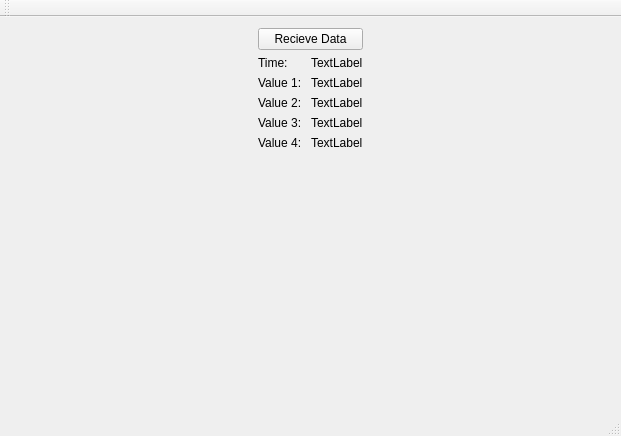
Qt form mainwindow.ui (ArashMassoudieh/QArduino_read) before a commit.
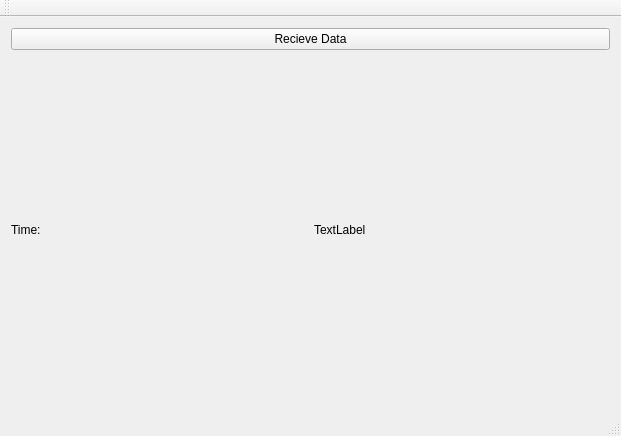
The same form after that commit.

Patch:
```diff
--- a/mainwindow.ui
+++ b/mainwindow.ui
@@ -29,14 +29,13 @@
      </widget>
     </item>
     <item row="1" column="0">
-     <layout class="QVBoxLayout" name="verticalLayout_2">
+     <layout class="QVBoxLayout" name="verticalLayout_2" stretch="1">
       <item>
-       <layout class="QVBoxLayout" name="verticalLayout" stretch="0,0,0,0,0,4">
+       <layout class="QVBoxLayout" name="verticalLayout" stretch="0,4">
         <item>
-         <layout class="QHBoxLayout" name="horizontalLayout_5" stretch="0,0">
-          <property name="sizeConstraint">
-           <enum>QLayout::SetFixedSize</enum>
-          </property>
+         <layout class="QVBoxLayout" name="verticalLayout_4">
+          <item>
+           <layout class="QHBoxLayout" name="horizontalLayout">
           <item>
            <widget class="QLabel" name="label">
             <property name="sizePolicy">
@@ -65,108 +64,10 @@
           </item>
          </layout>
         </item>
-        <item>
-         <layout class="QHBoxLayout" name="horizontalLayout" stretch="0,0">
-          <property name="sizeConstraint">
-           <enum>QLayout::SetFixedSize</enum>
-          </property>
-          <item>
-           <widget class="QLabel" name="label_2">
-            <property name="sizePolicy">
-             <sizepolicy hsizetype="Preferred" vsizetype="Minimum">
-              <horstretch>0</horstretch>
-              <verstretch>0</verstretch>
-             </sizepolicy>
-            </property>
-            <property name="text">
-             <string>&lt;html&gt;&lt;head/&gt;&lt;body&gt;&lt;p&gt;Value 1: &lt;/p&gt;&lt;/body&gt;&lt;/html&gt;</string>
-            </property>
-           </widget>
-          </item>
-          <item>
-           <widget class="QLabel" name="Value1">
-            <property name="sizePolicy">
-             <sizepolicy hsizetype="Preferred" vsizetype="Minimum">
-              <horstretch>0</horstretch>
-              <verstretch>0</verstretch>
-             </sizepolicy>
-            </property>
-            <property name="text">
-             <string>TextLabel</string>
-            </property>
-           </widget>
-          </item>
          </layout>
         </item>
         <item>
-         <layout class="QHBoxLayout" name="horizontalLayout_2">
-          <property name="sizeConstraint">
-           <enum>QLayout::SetFixedSize</enum>
-          </property>
-          <item>
-           <widget class="QLabel" name="label_5">
-            <property name="text">
-             <string>Value 2: </string>
-            </property>
-           </widget>
-          </item>
-          <item>
-           <widget class="QLabel" name="Value2">
-            <property name="text">
-             <string>TextLabel</string>
-            </property>
-           </widget>
-          </item>
-         </layout>
-        </item>
-        <item>
-         <layout class="QHBoxLayout" name="horizontalLayout_3">
-          <property name="sizeConstraint">
-           <enum>QLayout::SetFixedSize</enum>
-          </property>
-          <item>
-           <widget class="QLabel" name="label_6">
-            <property name="text">
-             <string>Value 3:</string>
-            </property>
-           </widget>
-          </item>
-          <item>
-           <widget class="QLabel" name="Value3">
-            <property name="text">
-             <string>TextLabel</string>
-            </property>
-           </widget>
-          </item>
-         </layout>
-        </item>
-        <item>
-         <layout class="QHBoxLayout" name="horizontalLayout_4">
-          <property name="sizeConstraint">
-           <enum>QLayout::SetFixedSize</enum>
-          </property>
-          <item>
-           <widget class="QLabel" name="label_7">
-            <property name="text">
-             <string>Value 4:</string>
-            </property>
-           </widget>
-          </item>
-          <item>
-           <widget class="QLabel" name="Value4">
-            <property name="text">
-             <string>TextLabel</string>
-            </property>
-           </widget>
-          </item>
-         </layout>
-        </item>
-        <item>
-         <layout class="QHBoxLayout" name="horizontalLayout_6" stretch="">
-          <property name="sizeConstraint">
-           <enum>QLayout::SetFixedSize</enum>
-          </property>
-         </layout>
+         <layout class="QVBoxLayout" name="verticalLayout_3"/>
         </item>
        </layout>
       </item>
```
Lines whose indentation alone changed are shown as unchanged.
